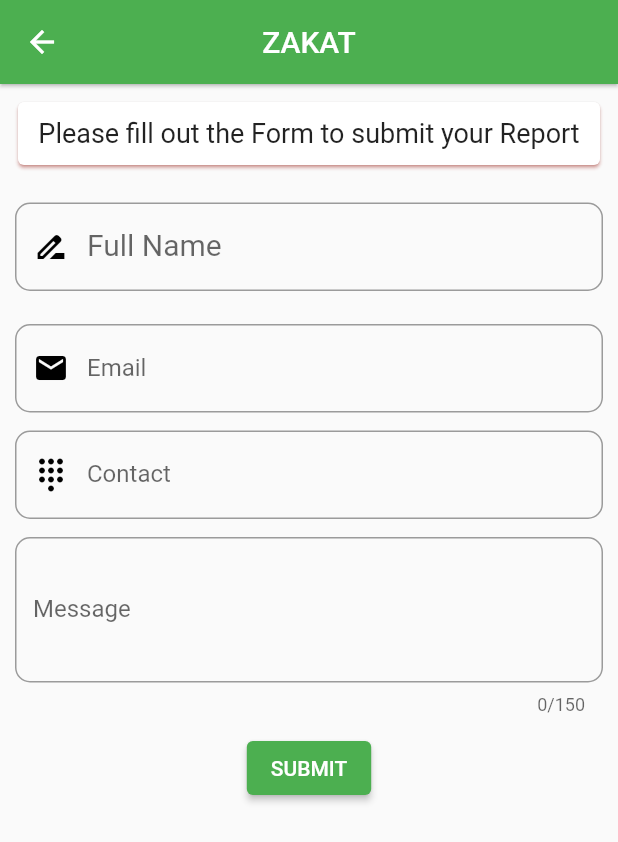
After one commit to Asap-Hub/119gmm_app, a Flutter app: the addZakat screen opened directly, on a phone screen of 412 x 824 dp. The commit adds this screen. Shown: the top 842 px of the screen. Run offline on Flutter 3.47's test engine with Material 2 defaults, Android fonts, the phone set to English and light mode, and no system bars; our stand-ins replace cloud_firestore, firebase_auth, firebase_core, firebase_database, fluttertoast; accounts and stored records are empty.

Commit message:
zakat and payzakat route added

```diff
--- a/lib/screen/MyHomePage.dart
+++ b/lib/screen/MyHomePage.dart
@@ -2,7 +2,7 @@ import 'package:cloud_firestore/cloud_firestore.dart';
 import 'package:firebase_auth/firebase_auth.dart';
 import 'package:flutter/material.dart';
 import 'package:gmm_app/model/userModel.dart';
-import 'package:gmm_app/screen/dues.dart';
+import 'package:gmm_app/screen/zakat.dart';
 import 'package:gmm_app/screen/infag.dart';
 import 'package:gmm_app/screen/landingPage.dart';
 import 'package:gmm_app/screen/report.dart';
@@ -365,7 +365,7 @@ class _MyHomePageState extends State<MyHomePage> {
     );
   }
 
-  List<Widget> Screen = <Widget>[home(), infag(), dues(), report()];
+  List<Widget> Screen = <Widget>[home(), infag(), Zakat(), report()];
 
   void _onItemTapped(int index) {
     setState(() {
--- a/lib/screen/home.dart
+++ b/lib/screen/home.dart
@@ -7,7 +7,7 @@ import 'package:gmm_app/screen/report.dart';
 import 'package:url_launcher/url_launcher.dart';
 
 import 'addReport.dart';
-import 'dues.dart';
+import 'zakat.dart';
 
 class home extends StatefulWidget {
   const home({Key? key}) : super(key: key);
@@ -220,7 +220,7 @@ class _homeState extends State<home> {
     ));
   }
 
-  List<Widget> Screen = <Widget>[home(), infag(), dues(), report()];
+  List<Widget> Screen = <Widget>[home(), infag(), Zakat(), report()];
 
   void _onItemTapped(Widget index) {
     setState(() {
--- a/lib/screen/landingPage.dart
+++ b/lib/screen/landingPage.dart
@@ -133,6 +133,11 @@ class _landingPageState extends State<landingPage> {
                         children: [
                           ElevatedButton(
                               onPressed: () {
+                               Fluttertoast.showToast(msg: "Please Wait...");
+                                // Center(child: Container(
+                                //     height: 50,
+                                //     width: 50,
+                                //     child: Card(child: CircularProgressIndicator(color: Colors.green,))));
                                 signIn(email.text.trim(), password.text.trim());
                               },
                               child: Text("LOGIN",
--- /dev/null
+++ b/lib/screen/payDue.dart
@@ -0,0 +1,219 @@
+import 'dart:io';
+
+import 'package:cloud_firestore/cloud_firestore.dart';
+import 'package:firebase_auth/firebase_auth.dart';
+import 'package:firebase_database/firebase_database.dart';
+import 'package:flutter/cupertino.dart';
+import 'package:flutter/material.dart';
+import 'package:fluttertoast/fluttertoast.dart';
+import 'package:gmm_app/model/reportModel.dart';
+
+class addZakat extends StatefulWidget {
+  const addZakat({Key? key}) : super(key: key);
+
+  @override
+  _addZakatState createState() => _addZakatState();
+}
+
+class _addZakatState extends State<addZakat> {
+  TextEditingController fullName = TextEditingController();
+  TextEditingController email = TextEditingController();
+  TextEditingController contact = TextEditingController();
+  TextEditingController message = TextEditingController();
+  double Height = 10.0;
+  double cardHeight = 20.0;
+  final allKey = GlobalKey<FormState>();
+
+  //firebase initialization
+  final FirebaseAuth _auth = FirebaseAuth.instance;
+  User? user = FirebaseAuth.instance.currentUser;
+  final realtimeDb = FirebaseDatabase.instance;
+
+  @override
+  Widget build(BuildContext context) {
+    return SafeArea(
+        child: Scaffold(
+          appBar: AppBar(
+            title: Text("ZAKAT"),
+            centerTitle: true,
+            elevation: 1.0,
+          ),
+          body: Padding(
+            padding: const EdgeInsets.all(8.0),
+            child: Form(
+              key: allKey,
+              child: SingleChildScrollView(
+                child: Column(
+                  children: [
+                    Container(
+                        height: 50,
+                        width: double.infinity,
+                        child: Card(
+                          shadowColor: Colors.red,
+                          //elevation: 4.0,
+                          child: Center(
+                            child: Text(
+                              """Please fill out the Form to submit your Report""",
+                              style: TextStyle(fontSize: 18),
+                            ),
+                          ),
+                        )),
+                    SizedBox(
+                      height: cardHeight,
+                    ),
+                    Padding(
+                      padding: EdgeInsets.symmetric(horizontal: 2, vertical: 1),
+                      child: TextFormField(
+                        textInputAction: TextInputAction.next,
+                        keyboardType: TextInputType.numberWithOptions(),
+                        controller: fullName,
+                        decoration: InputDecoration(
+                          label: Text(
+                            "Full Name",
+                            style: TextStyle(fontSize: 20),
+                          ),
+                          prefixIcon: Icon(Icons.drive_file_rename_outline),
+                          prefixIconColor: Colors.black,
+                          border: OutlineInputBorder(
+                            borderRadius: BorderRadius.circular(10),
+                          ),
+                        ),
+                        validator: (value) {
+                          if (fullName.text.isEmpty) {
+                            return ("Required");
+                          }
+                        },
+                      ),
+                    ),
+                    SizedBox(
+                      height: cardHeight,
+                    ),
+                    Padding(
+                      padding: EdgeInsets.symmetric(horizontal: 2, vertical: 1),
+                      child: TextFormField(
+                        textInputAction: TextInputAction.next,
+                        controller: email,
+                        decoration: InputDecoration(
+                          label: Text("Email"),
+                          prefixIcon: Icon(Icons.email),
+                          prefixIconColor: Colors.black,
+                          border: OutlineInputBorder(
+                            borderRadius: BorderRadius.circular(10),
+                          ),
+                        ),
+                        validator: (value) {
+                          if (email.text != user?.email) {
+                            // return ("Add existing email");
+                            Fluttertoast.showToast(msg: "Add existing email");
+                          }
+                        },
+                      ),
+                    ),
+                    SizedBox(
+                      height: Height,
+                    ),
+                    Padding(
+                      padding: EdgeInsets.symmetric(horizontal: 2, vertical: 1),
+                      child: TextFormField(
+                        textInputAction: TextInputAction.next,
+                        keyboardType: TextInputType.numberWithOptions(),
+                        controller: contact,
+                        decoration: InputDecoration(
+                          label: Text("Contact"),
+                          prefixIcon: Icon(Icons.dialpad),
+                          prefixIconColor: Colors.black,
+                          border: OutlineInputBorder(
+                            borderRadius: BorderRadius.circular(10),
+                          ),
+                        ),
+                        validator: (value) {
+                          if (contact.text.isEmpty) {
+                            return ("Required");
+                          } else if (contact.text.length >= 11) {
+                            return ("invalid Number, Contact can not be more than 10");
+                          }
+                        },
+                      ),
+                    ),
+                    SizedBox(
+                      height: Height,
+                    ),
+                    Padding(
+                      padding: EdgeInsets.symmetric(horizontal: 2, vertical: 1),
+                      child: TextFormField(
+                        enableSuggestions: true,
+                        minLines: 3,
+                        maxLines: 3,
+                        maxLength: 150,
+                        textInputAction: TextInputAction.next,
+                        controller: message,
+                        decoration: InputDecoration(
+                          label: Text("Message"),
+                          prefixIconColor: Colors.black,
+                          border: OutlineInputBorder(
+                            borderRadius: BorderRadius.circular(10),
+                          ),
+                        ),
+                        validator: (String? value) {
+                          if (message.text.isEmpty) {
+                            return ("Text cannot be empty");
+
+                          }
+                          else if(message.text.length > 600){
+                            return ("Text Limit Exceed");
+                          }
+                        },
+                      ),
+                    ),
+                    SizedBox(
+                      height: Height,
+                    ),
+                    ElevatedButton(
+                        onPressed: () {
+                          sendReport();
+                          Navigator.of(context).pop();
+                          // Navigator.of(context).popUntil((route) => false);
+                        },
+                        child: Text("SUBMIT"))
+                  ],
+                ),
+              ),
+            ),
+          ),
+        ));
+  }
+
+  void sendReport() async {
+    try {
+      if (allKey.currentState!.validate() && email.text == user?.email) {
+        postReportToFireStore();
+        Fluttertoast.showToast(
+            msg:
+            "Report Submitted Successful, Admins will take note of it. Thank you.");
+      } else if (email.text == user?.email) {
+        Fluttertoast.showToast(msg: "Invalid Email");
+      }
+    } on SocketException catch (e) {
+      Fluttertoast.showToast(msg: e.message);
+    }
+  }
+
+  postReportToFireStore() async {
+//calling firestore
+    //calling user model
+    //sending data to the server
+    FirebaseFirestore firebaseStore = FirebaseFirestore.instance;
+    User? user = _auth.currentUser;
+    reportModel model = reportModel();
+    final db = realtimeDb.reference().child("report");
+    //writing values to the FirebaseStore
+    model.uid = user!.uid;
+    model.email = email.text.trim();
+    model.fullName = fullName.text.trim();
+    model.contact = contact.text.trim();
+    model.message = message.text.trim();
+    model.time = DateTime.now().toString();
+
+    db.push().set(model.toMap()).asStream();
+  }
+}
```
Also changed, not shown: lib/screen/dues.dart (deleted, +0 -17 lines), lib/screen/zakat.dart (added, +161 -0 lines).
